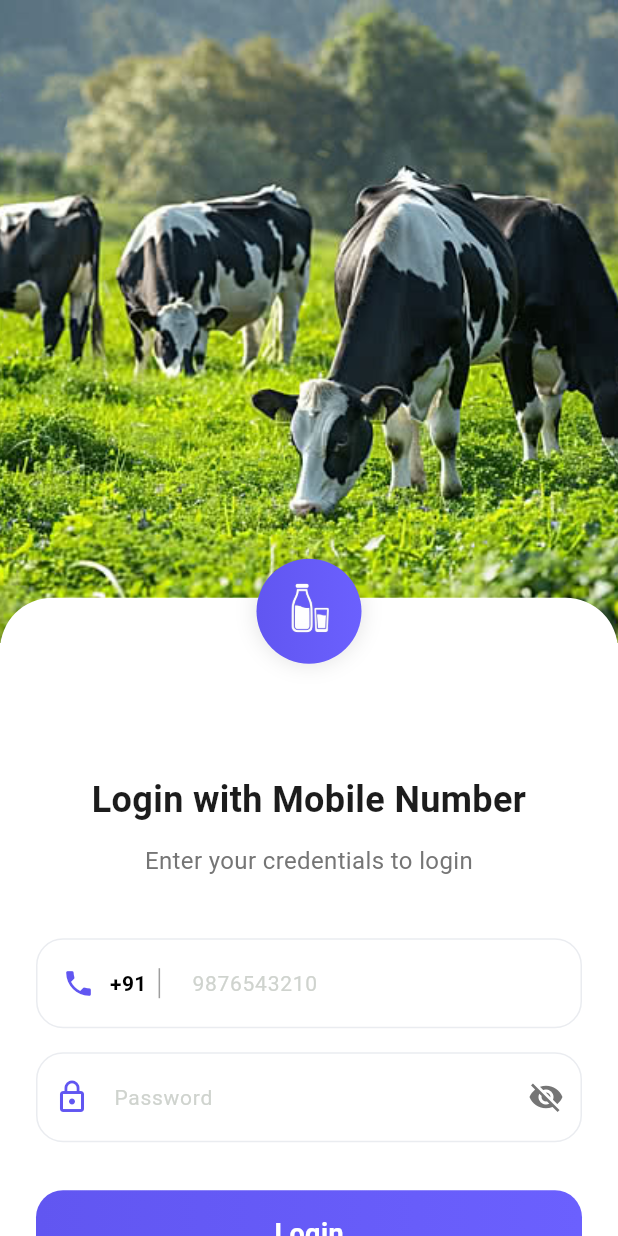
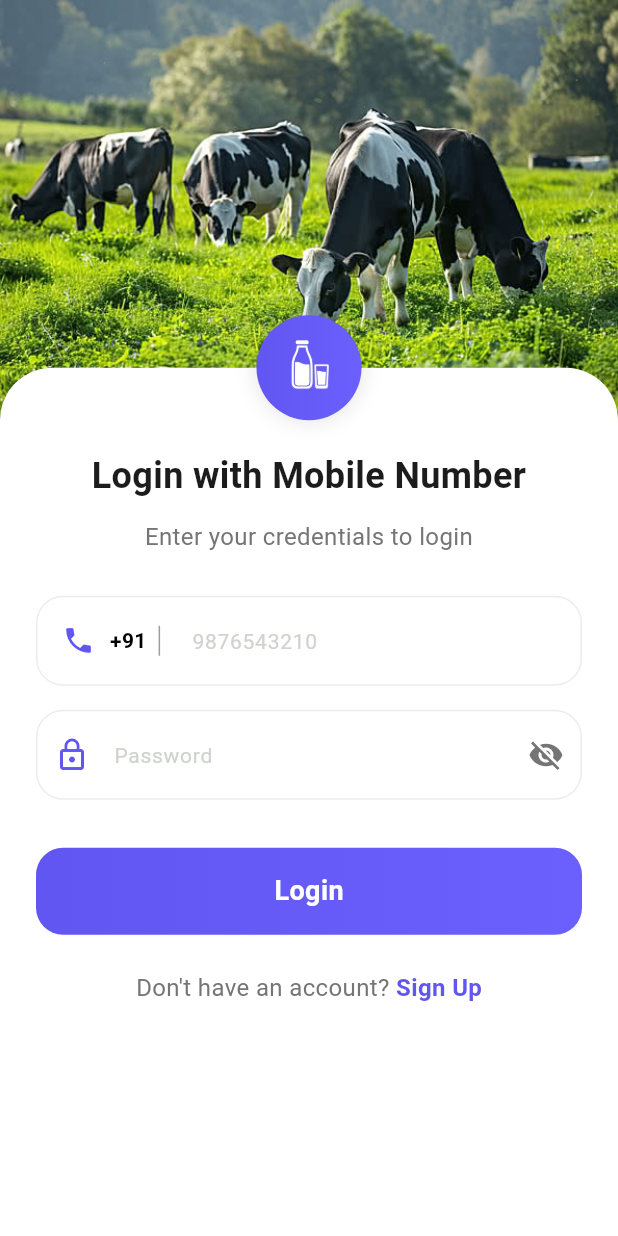
Before and after one commit to sudhirgaikwad517/dairyapp, a Flutter app: the screen it shows after launch, on a phone screen of 412 x 824 dp. Run offline on Flutter 3.47's test engine with Material 3 defaults, Android fonts, the phone set to English and light mode, and no system bars; our stand-ins replace cached_network_image, carousel_slider, dio, flutter_riverpod, flutter_secure_storage, flutter_svg and 8 more; missing offline and left inert: dart:js_interop, razorpay_flutter; accounts and stored records are empty; network calls fail; Roboto replaces fonts that are missing (Poppins).

Commit message:
Login screen fits on a phone: smaller top image and no empty gap under the logo, so Login and Sign Up show without scrolling
Co-Authored-By: Claude Opus 5.5 <noreply@anthropic.com>

```diff
--- a/lib/ui/login/login_screen.dart
+++ b/lib/ui/login/login_screen.dart
@@ -55,35 +55,40 @@ class _LoginScreenConsumerState extends ConsumerState<LoginScreen> {
         body: SingleChildScrollView(
           child: Column(
             children: [
-              /// Top Image Section
+              /// Top Image Section, with the form's rounded top and the logo laid over its bottom edge.
+              /// Real layout (no Transform offsets), so no empty gap is left under the logo and the
+              /// image leaves room for the whole form on a phone screen.
+              Stack(
+                clipBehavior: Clip.none,
+                children: [
                   RemoteOrAssetImage(
                     remoteUrl: getIt<AppAssetsCache>().loginImageUrl,
                     assetPath: Assets.images.loginPageBackground.path,
-                height: size.height * 0.52,
+                    height: (size.height * 0.34).clamp(190.0, 320.0),
                     width: double.infinity,
                     fit: BoxFit.cover,
                   ),
-
-              /// Login Form Section
-              Transform.translate(
-                offset: Offset(0, -30),
-                child: CommonContainer(
-                  padding: const EdgeInsets.symmetric(
-                    horizontal: AppConstants.largePadding,
-                    vertical: AppConstants.largePadding,
-                  ),
+                  Positioned(
+                    left: 0,
+                    right: 0,
+                    bottom: -1,
+                    child: Container(
+                      height: 36,
+                      decoration: const BoxDecoration(
                         color: AppColors.clrWhiteFFFFFF,
-                  borderRadius: const BorderRadius.only(
+                        borderRadius: BorderRadius.only(
                           topLeft: Radius.circular(35),
                           topRight: Radius.circular(35),
                         ),
-                  alignment: Alignment.topCenter,
-                  child: Column(
-                    mainAxisSize: MainAxisSize.min,
-                    children: [
-                      /// Logo/Icon Container
-                      Transform.translate(
-                        offset: Offset(0, -50),
+                      ),
+                    ),
+                  ),
+                  /// Logo/Icon Container, centred on the form's top edge
+                  Positioned(
+                    left: 0,
+                    right: 0,
+                    bottom: 0,
+                    child: Center(
                       child: CommonContainer(
                         height: 70,
                         width: 70,
@@ -103,8 +108,21 @@ class _LoginScreenConsumerState extends ConsumerState<LoginScreen> {
                         ),
                       ),
                     ),
-                      const SizedBox(height: 24),
+                  ),
+                ],
+              ),
 
+              /// Login Form Section
+              Padding(
+                padding: const EdgeInsets.fromLTRB(
+                  AppConstants.largePadding,
+                  20,
+                  AppConstants.largePadding,
+                  AppConstants.largePadding,
+                ),
+                child: Column(
+                    mainAxisSize: MainAxisSize.min,
+                    children: [
                       /// Title
                       CommonText(
                         data: "Login with Mobile Number",
@@ -127,7 +145,7 @@ class _LoginScreenConsumerState extends ConsumerState<LoginScreen> {
                           fontSize: 16,
                         ),
                       ),
-                      const SizedBox(height: 40),
+                      const SizedBox(height: 28),
 
                       /// Mobile Number Input
                       CommonTextFormField(
@@ -309,7 +327,6 @@ class _LoginScreenConsumerState extends ConsumerState<LoginScreen> {
                     ],
                   ),
               ),
-              ),
             ],
           ),
         ),
--- a/shrishtidf/customer-web/html/version.json
+++ b/shrishtidf/customer-web/html/version.json
@@ -1 +1 @@
-{"app_name":"dairy_app","version":"1.0.0","build_number":"1","package_name":"dairy_app"}
+{"app_name":"dairy_app","version":"1.0.1","build_number":"2","package_name":"dairy_app"}
```
Also changed, not shown: 3 other files. Lines whose indentation alone changed are shown as unchanged.
